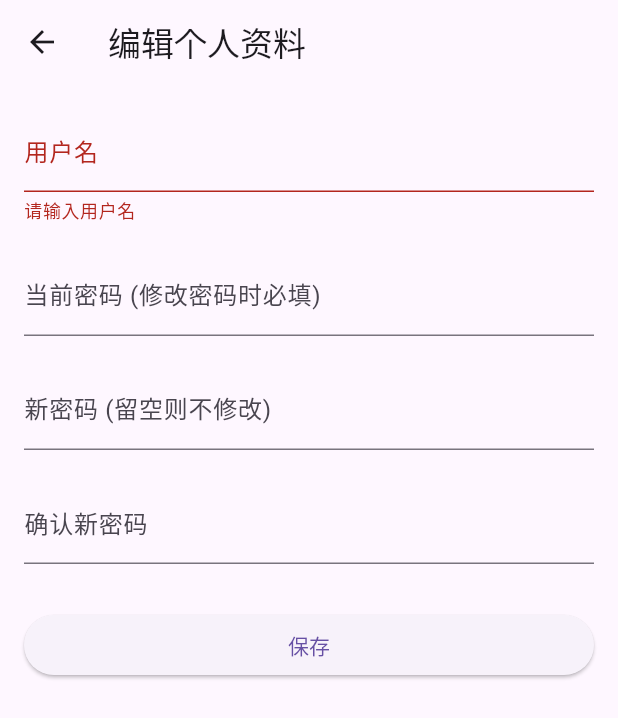
After one commit to wstszx/hook_up_rent_migrated, a Flutter app: the ProfileEditPage screen opened by its route, after a tap on "保存", on a phone screen of 412 x 824 dp. The commit adds this screen. Shown: the top 718 px of the screen. Run offline on Flutter 3.47's test engine with Material 3 defaults, Android fonts, the phone set to English and light mode, and no system bars; our stand-ins replace cached_network_image, dio, fluro, flutter_swiper_null_safety, fluttertoast, geocoding and 4 more; accounts and stored records are empty; network calls fail; project files that could hold a hidden picture were left out.

Commit message:
添加个人资料编辑功能： 1. 新增个人资料编辑页面(ProfileEditPage) 2. 实现用户名和密码修改功能 3. 更新DioHttp类添加PUT方法支持 4. 优化错误处理和用户反馈

```diff
--- a/lib/pages/home/tab_profile/header.dart
+++ b/lib/pages/home/tab_profile/header.dart
@@ -89,9 +89,14 @@ class Header extends StatelessWidget {
                 userName,
                 style: loginRegisterStyle,
               ),
-              const Text(
-                '查看编辑个人资料',
-                style: TextStyle(color: Colors.white),
+              GestureDetector(
+                onTap: () {
+                  Navigator.pushNamed(context, 'profile_edit');
+                },
+                child: const Text(
+                  '查看编辑个人资料',
+                  style: TextStyle(color: Colors.white),
+                ),
               ),
             ],
           )
--- /dev/null
+++ b/lib/pages/profile_edit.dart
@@ -0,0 +1,164 @@
+import 'package:flutter/material.dart';
+import 'package:hook_up_rent/pages/utils/common_toast.dart';
+import 'package:hook_up_rent/scoped_model/auth.dart';
+import 'package:hook_up_rent/pages/utils/scoped_model_helper.dart';
+import 'package:hook_up_rent/pages/utils/dio_http.dart';
+import 'package:hook_up_rent/models/user_info.dart';
+import 'package:dio/dio.dart'; // Add this import for Options class
+
+class ProfileEditPage extends StatefulWidget {
+  const ProfileEditPage({Key? key}) : super(key: key);
+
+  @override
+  State<ProfileEditPage> createState() => _ProfileEditPageState();
+}
+
+class _ProfileEditPageState extends State<ProfileEditPage> {
+  final _formKey = GlobalKey<FormState>();
+  final TextEditingController _usernameController = TextEditingController();
+  final TextEditingController _currentPasswordController = TextEditingController();
+  final TextEditingController _passwordController = TextEditingController(); // New password
+  final TextEditingController _confirmPasswordController = TextEditingController();
+
+  UserInfo? _userInfo;
+
+  @override
+  void initState() {
+    super.initState();
+    _loadUserInfo();
+  }
+  Future<void> _loadUserInfo() async {
+    var userInfo = ScopedModelHelper.getModel<AuthModel>(context).userInfo;
+    setState(() {
+      _userInfo = userInfo;
+      if (_userInfo != null) {
+        _usernameController.text = _userInfo!.nickname ?? ''; // Nickname maps to username
+      }
+    });
+  }
+
+  Future<void> _submitForm() async {
+    if (_formKey.currentState!.validate()) {
+      String newUsername = _usernameController.text;
+      String currentPassword = _currentPasswordController.text;
+      String newPassword = _passwordController.text;
+
+      var auth = ScopedModelHelper.getModel<AuthModel>(context);      Map<String, dynamic> updateData = {
+        'username': newUsername, // Send as username to match server expectation
+        'nickname': newUsername, // Also send as nickname to update both fields
+      };
+
+      if (newPassword.isNotEmpty) {
+        if (currentPassword.isEmpty) {
+          CommonToast.showToast('请输入当前密码以设置新密码');
+          return;
+        }
+        updateData['password'] = newPassword;
+        updateData['currentPassword'] = currentPassword;
+      }
+
+      try {        print('[ProfileEdit] Sending update request: $updateData');
+        var response = await DioHttp.of(context).put(
+          '/api/auth/me',
+          data: updateData,
+          token: auth.token,
+        );
+
+        print('[ProfileEdit] Server response: ${response.data}');
+
+        if (response.statusCode == 200 && response.data != null) {
+          Map<String, dynamic> resData = response.data;
+          if (resData.containsKey('user') || resData.containsKey('message')) {
+            CommonToast.showToast(resData['message'] ?? '个人资料更新成功');
+            await auth.refreshUserInfo(context);
+            if (mounted) {
+              Navigator.pop(context);
+            }
+          } else {
+            String message = resData['message'] ?? '个人资料更新失败';
+            CommonToast.showToast(message);
+          }
+        } else {
+          CommonToast.showToast('个人资料更新失败: 服务器响应异常');
+        }
+      } catch (e) {
+        print('[ProfileEdit] Error updating profile: $e');
+        CommonToast.showToast('个人资料更新失败，请稍后重试');
+      }
+    }
+  }
+
+  @override
+  Widget build(BuildContext context) {
+    return Scaffold(
+      appBar: AppBar(
+        title: const Text('编辑个人资料'),
+      ),
+      body: Padding(
+        padding: const EdgeInsets.all(16.0),
+        child: Form(
+          key: _formKey,
+          child: ListView(
+            children: <Widget>[
+              TextFormField(
+                controller: _usernameController,
+                decoration: const InputDecoration(labelText: '用户名'),
+                validator: (value) {
+                  if (value == null || value.isEmpty) {
+                    return '请输入用户名';
+                  }
+                  return null;
+                },
+              ),
+              const SizedBox(height: 20),
+              TextFormField(
+                controller: _currentPasswordController,
+                decoration: const InputDecoration(labelText: '当前密码 (修改密码时必填)'),
+                obscureText: true,
+                validator: (value) {
+                  // Only validate if new password is also entered
+                  if (_passwordController.text.isNotEmpty && (value == null || value.isEmpty)) {
+                    return '请输入当前密码以修改新密码';
+                  }
+                  return null;
+                },
+              ),
+              const SizedBox(height: 20),
+              TextFormField(
+                controller: _passwordController,
+                decoration: const InputDecoration(labelText: '新密码 (留空则不修改)'),
+                obscureText: true,
+              ),
+              const SizedBox(height: 20),
+              TextFormField(
+                controller: _confirmPasswordController,
+                decoration: const InputDecoration(labelText: '确认新密码'),
+                obscureText: true,
+                validator: (value) {
+                  if (_passwordController.text.isNotEmpty && value != _passwordController.text) {
+                    return '两次输入的密码不一致';
+                  }
+                  return null;
+                },
+              ),
+              const SizedBox(height: 30),
+              ElevatedButton(
+                onPressed: _submitForm,
+                child: const Text('保存'),
+              ),
+            ],
+          ),
+        ),
+      ),
+    );
+  }
+
+  @override
+  void dispose() {
+    _usernameController.dispose();
+    _currentPasswordController.dispose();
+    _passwordController.dispose();
+    _confirmPasswordController.dispose();
+    super.dispose();
+  }
+}
--- a/lib/pages/routes.dart
+++ b/lib/pages/routes.dart
@@ -8,6 +8,7 @@ import 'package:hook_up_rent/pages/map_page.dart'; // 地图页
 import 'package:hook_up_rent/pages/room_detail/index.dart'; // 房源详情页
 import 'package:hook_up_rent/pages/room_favorite/index.dart'; // 我的收藏页
 import 'package:hook_up_rent/pages/my_orders/index.dart'; // 我的订单页
+import 'package:hook_up_rent/pages/profile_edit.dart'; // 个人资料编辑页
 
 class Routes {
   // 定义路由名称
@@ -19,6 +20,7 @@ class Routes {
   static String roomDetail = 'room_detail'; // Route name for Navigator.pushNamed and Fluro define path
   static String roomFavorite = 'room_favorite'; // 我的收藏页
   static String myOrders = 'my_orders'; // 我的订单页
+  static String profileEdit = 'profile_edit'; // 个人资料编辑页
 
   static void configureRoutes(FluroRouter router) {
     router.define(home, handler: _homeHandler);
@@ -35,6 +37,7 @@ class Routes {
     router.define(roomDetail, handler: _roomDetailHandler, transitionType: TransitionType.native);
     router.define(roomFavorite, handler: _roomFavoriteHandler, transitionType: TransitionType.native);
     router.define(myOrders, handler: _myOrdersHandler, transitionType: TransitionType.native);
+    router.define(profileEdit, handler: _profileEditHandler, transitionType: TransitionType.native);
   }
 
   // 定义路由处理函数
@@ -77,4 +80,9 @@ class Routes {
       handlerFunc: (BuildContext? context, Map<String, List<String>> params) {
     return const MyOrdersPage();
   });
+
+  static final Handler _profileEditHandler = Handler(
+      handlerFunc: (BuildContext? context, Map<String, List<String>> params) {
+    return const ProfileEditPage();
+  });
 }
--- a/lib/pages/utils/dio_http.dart
+++ b/lib/pages/utils/dio_http.dart
@@ -87,6 +87,27 @@ class DioHttp {
     return await _client!.delete<dynamic>(path, queryParameters: params, options: options);
   }
 
+  // Add new PUT request method
+  Future<Response<dynamic>> put(String path, {
+    dynamic data,
+    String? token,
+    Options? options,
+  }) async {
+    var requestOptions = options ?? Options();
+    var currentHeaders = requestOptions.headers ?? <String, dynamic>{};
+    if (token != null && token.isNotEmpty) {
+      currentHeaders['Authorization'] = 'Bearer $token';
+    }
+    requestOptions.headers = currentHeaders;
+
+    if (kDebugMode) {
+      print('[DioHttp][put] Request Path: $path');
+      print('[DioHttp][put] Request Headers: ${requestOptions.headers}');
+    }
+
+    return await _client!.put<dynamic>(path, data: data, options: requestOptions);
+  }
+
   // Method to fetch cities from the backend
   Future<List<GeneralType>> getCities({String? token}) async {
     if (kDebugMode) {
--- a/lib/scoped_model/auth.dart
+++ b/lib/scoped_model/auth.dart
@@ -62,6 +62,18 @@ class AuthModel extends Model {
     _getUserInfo(context);
   }
 
+  // Method to allow external updates to userInfo, e.g., after profile edit
+  void updateUserInfo(UserInfo newInfo) {
+    _userInfo = newInfo;
+    notifyListeners();
+  }
+
+  Future<void> refreshUserInfo(BuildContext context) async {
+    if (_token.isNotEmpty) {
+      await _getUserInfo(context);
+    }
+  }
+
   void logout() {
     _token = '';
     _userInfo = null;
```
